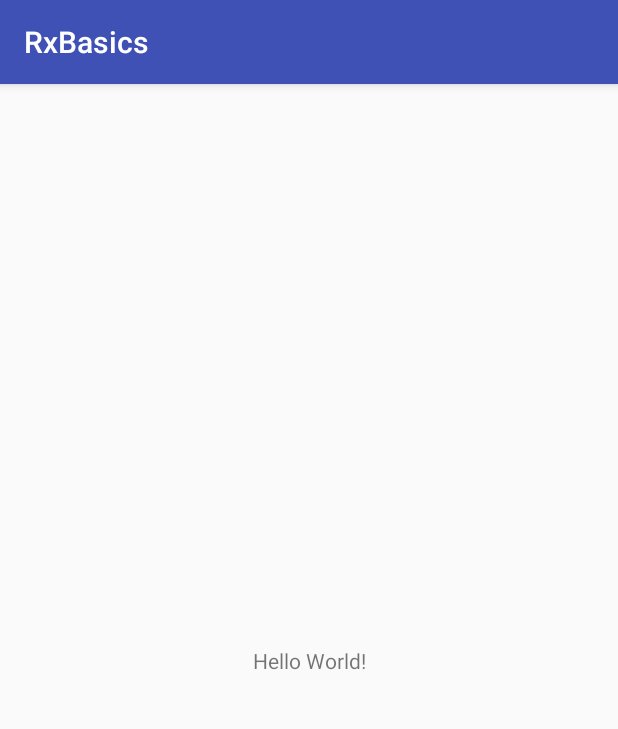
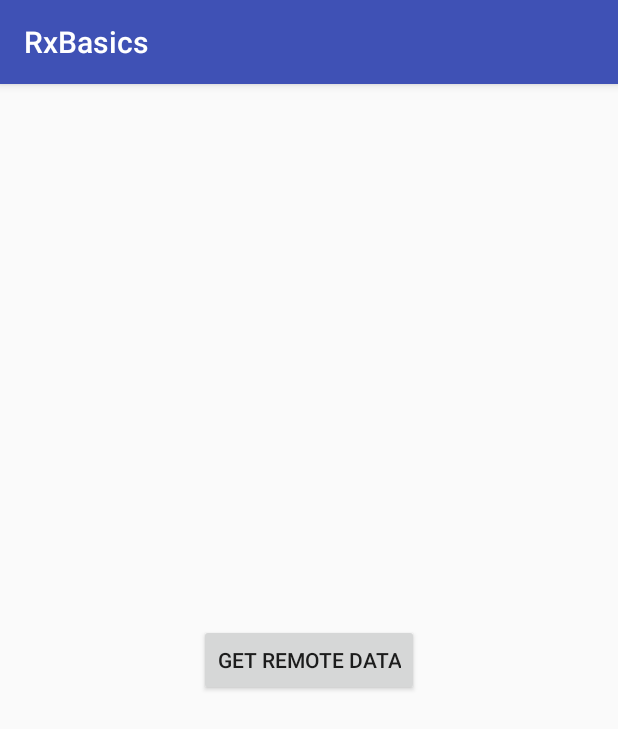
Before and after one commit to DrankoLQ/RxBasics, an Android app: the screen it shows after launch (MainActivity), on a phone screen of 412 x 824 dp. Shown: the top 729 px of the screen. Run offline under Robolectric (Android 15) with nearby library versions, the phone set to English and light mode, and no system bars.

Commit message:
Update activity layout

```diff
--- a/app/src/main/java/com/daniellq/rxbasics/MainActivity.java
+++ b/app/src/main/java/com/daniellq/rxbasics/MainActivity.java
@@ -1,13 +1,25 @@
 package com.daniellq.rxbasics;
 
+import android.os.Bundle;
 import android.support.v7.app.AppCompatActivity;
-import android.os.Bundle;
+import android.view.View;
+import android.widget.Button;
 
 public class MainActivity extends AppCompatActivity {
+    Button btnGetData;
 
     @Override
     protected void onCreate(Bundle savedInstanceState) {
         super.onCreate(savedInstanceState);
         setContentView(R.layout.activity_main);
+
+        btnGetData = (Button) findViewById(R.id.btnGetData);
+
+        btnGetData.setOnClickListener(new View.OnClickListener() {
+            @Override
+            public void onClick(View v) {
+
+            }
+        });
     }
 }
--- a/app/src/main/res/layout/activity_main.xml
+++ b/app/src/main/res/layout/activity_main.xml
@@ -6,10 +6,15 @@
     android:layout_height="match_parent"
     tools:context="com.daniellq.rxbasics.MainActivity">
 
-    <TextView
+    <Button
+        android:id="@+id/btnGetData"
         android:layout_width="wrap_content"
         android:layout_height="wrap_content"
-        android:text="Hello World!"
+        android:layout_marginBottom="8dp"
+        android:layout_marginLeft="8dp"
+        android:layout_marginRight="8dp"
+        android:layout_marginTop="8dp"
+        android:text="Get remote data"
         app:layout_constraintBottom_toBottomOf="parent"
         app:layout_constraintLeft_toLeftOf="parent"
         app:layout_constraintRight_toRightOf="parent"
```
